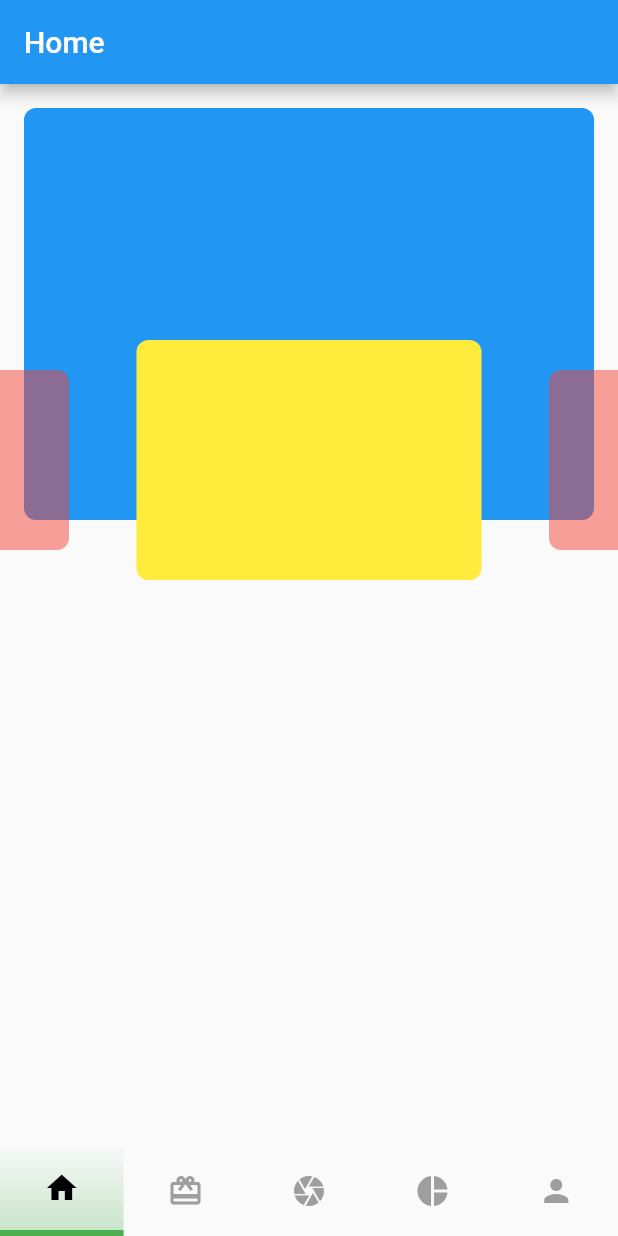
After one commit to mahmudulhasan766/GetX-Profile, a Flutter app: the screen it shows after launch, on a phone screen of 412 x 824 dp. The commit adds this screen. Run offline on Flutter 3.47's test engine with Material 2 defaults, Android fonts, the phone set to English and light mode, and no system bars; our stand-ins replace get, get_storage.

Commit message:
custom bottombar

```diff
--- a/lib/main.dart
+++ b/lib/main.dart
@@ -2,6 +2,7 @@ import 'dart:ui';
 import 'package:flutter/material.dart';
 import 'package:get/get.dart';
 import 'package:getx_profile/language/languagechange_view.dart';
+import 'package:getx_profile/src/home_nahid.dart';
 import 'package:getx_profile/src/second_screen.dart';
 import 'package:getx_profile/src/third_screen.dart';
 import 'package:get_storage/get_storage.dart';
@@ -34,7 +35,7 @@ class MyApp extends StatelessWidget {
 
       getPages: [
         //Simple GetPage
-        GetPage(name: '/home', page: () => HomePage()),
+        GetPage(name: '/home', page: () => NahidVai()),
         // GetPage with custom transitions and bindings
         GetPage(
           name: '/second',
--- /dev/null
+++ b/lib/src/home_nahid.dart
@@ -0,0 +1,180 @@
+import 'package:flutter/material.dart';
+
+import 'custom_bottom_bar.dart';
+
+class NahidVai extends StatefulWidget {
+   NahidVai({Key? key}) : super(key: key);
+
+  @override
+  State<NahidVai> createState() => _NahidVaiState();
+}
+
+class _NahidVaiState extends State<NahidVai> {
+  int _currentIndex = 0;
+
+  @override
+  Widget build(BuildContext context) {
+    Size size = MediaQuery.of(context).size;
+    return Scaffold(
+      appBar: AppBar(
+        title: Text("Home"),
+      ),
+
+      body: Column(
+        children: [
+          Stack(
+            clipBehavior: Clip.none,
+            alignment: Alignment.center,
+            children: [
+              Padding(
+                padding: const EdgeInsets.all(16.0),
+                child: Container(
+
+                  height: size.height/3,
+                  width: size.width,
+                  decoration: BoxDecoration(
+                    color: Colors.blue,
+                    borderRadius: BorderRadius.all(Radius.circular(8))
+                  ),
+                ),
+              ),
+              Positioned(
+                bottom: -40,
+                child: Padding(
+                  padding: const EdgeInsets.all(16.0),
+                  child: Container(
+
+                    alignment: Alignment.centerRight,
+                    height: 160,
+                    width: 230,
+                    decoration: BoxDecoration(
+                      color: Colors.yellow,
+                      borderRadius: BorderRadius.all(Radius.circular(8))
+                    ),
+                  ),
+                ),
+              ),
+              Positioned(
+                bottom: -20,
+                right: -30,
+                child: Padding(
+                  padding: const EdgeInsets.all(16.0),
+                  child: Container(
+
+                    alignment: Alignment.centerRight,
+                    height: 120,
+                    width: 60,
+                    decoration: BoxDecoration(
+                      color: Colors.red.withOpacity(.5),
+                      borderRadius: BorderRadius.all(Radius.circular(8))
+                    ),
+                  ),
+                ),
+              ),
+              Positioned(
+                bottom: -20,
+                left: -30,
+                child: Padding(
+                  padding: const EdgeInsets.all(16.0),
+                  child: Container(
+
+                    alignment: Alignment.centerRight,
+                    height: 120,
+                    width: 60,
+                    decoration: BoxDecoration(
+                      color: Colors.red.withOpacity(.5),
+                      borderRadius: BorderRadius.all(Radius.circular(8))
+                    ),
+                  ),
+                ),
+              ),
+            ],
+          ),
+        ],
+      ),
+      bottomNavigationBar: Row(
+        children: <Widget>[
+          buildNavBarItem(Icons.home, 0),
+          buildNavBarItem(Icons.card_giftcard, 1),
+          buildNavBarItem(Icons.camera, 2),
+          buildNavBarItem(Icons.pie_chart, 3),
+          buildNavBarItem(Icons.person, 4),
+        ],
+      ),
+    );
+  }
+  Widget buildNavBarItem(IconData icon, int index) {
+    return GestureDetector(
+      onTap: () {
+        setState(() {
+          _currentIndex = index;
+        });
+      },
+      child: Container(
+        height: 60,
+        width: MediaQuery.of(context).size.width / 5,
+        decoration: index == _currentIndex
+            ? BoxDecoration(
+            border: Border(
+              bottom: BorderSide(width: 4, color: Colors.green),
+            ),
+            gradient: LinearGradient(colors: [
+              Colors.green.withOpacity(0.3),
+              Colors.green.withOpacity(0.015),
+            ], begin: Alignment.bottomCenter, end: Alignment.topCenter)
+          // color: index == _selectedItemIndex ? Colors.green : Colors.white,
+        )
+            : BoxDecoration(),
+        child: Icon(
+          icon,
+          color: index == _currentIndex ? Colors.black : Colors.grey,
+        ),
+      ),
+    );
+  }
+
+
+  Widget _buildBottomBar(){
+    return CustomAnimatedBottomBar(
+      containerHeight: 70,
+      backgroundColor: Colors.black,
+      selectedIndex: 1,
+      showElevation: true,
+      itemCornerRadius: 24,
+      curve: Curves.easeIn,
+      onItemSelected: (index) => setState(() => _currentIndex = index),
+      items: <BottomNavyBarItem>[
+        BottomNavyBarItem(
+          icon: Icon(Icons.apps),
+          title: Text('Home'),
+          activeColor: Colors.green,
+          //inactiveColor: _inactiveColor,
+          textAlign: TextAlign.center,
+        ),
+        BottomNavyBarItem(
+          icon: Icon(Icons.people),
+          title: Text('Users'),
+          activeColor: Colors.purpleAccent,
+          inactiveColor: Colors.yellow,
+          textAlign: TextAlign.center,
+        ),
+        BottomNavyBarItem(
+          icon: Icon(Icons.message),
+          title: Text(
+            'Messages ',
+          ),
+          activeColor: Colors.pink,
+          inactiveColor: Colors.yellow,
+          textAlign: TextAlign.center,
+        ),
+        BottomNavyBarItem(
+          icon: Icon(Icons.settings),
+          title: Text('Settings'),
+          activeColor: Colors.blue,
+          inactiveColor: Colors.yellow,
+          textAlign: TextAlign.center,
+        ),
+      ],
+    );
+  }
+}
```
Also changed, not shown: lib/src/custom_bottom_bar.dart (added, +174 -0 lines).
